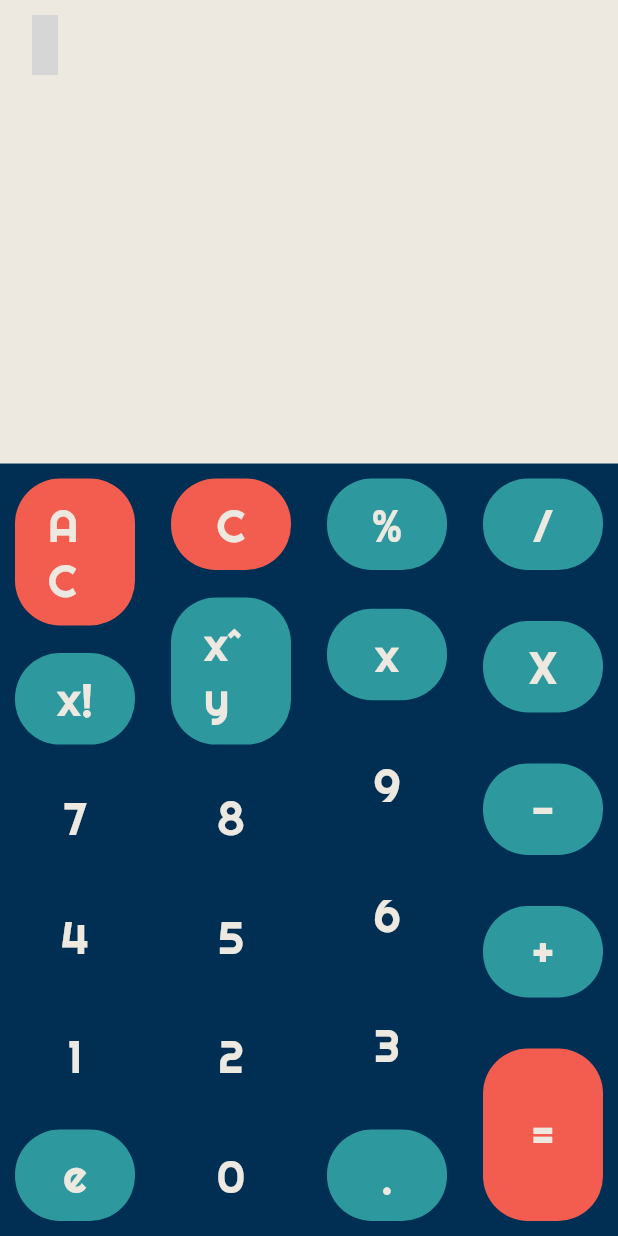
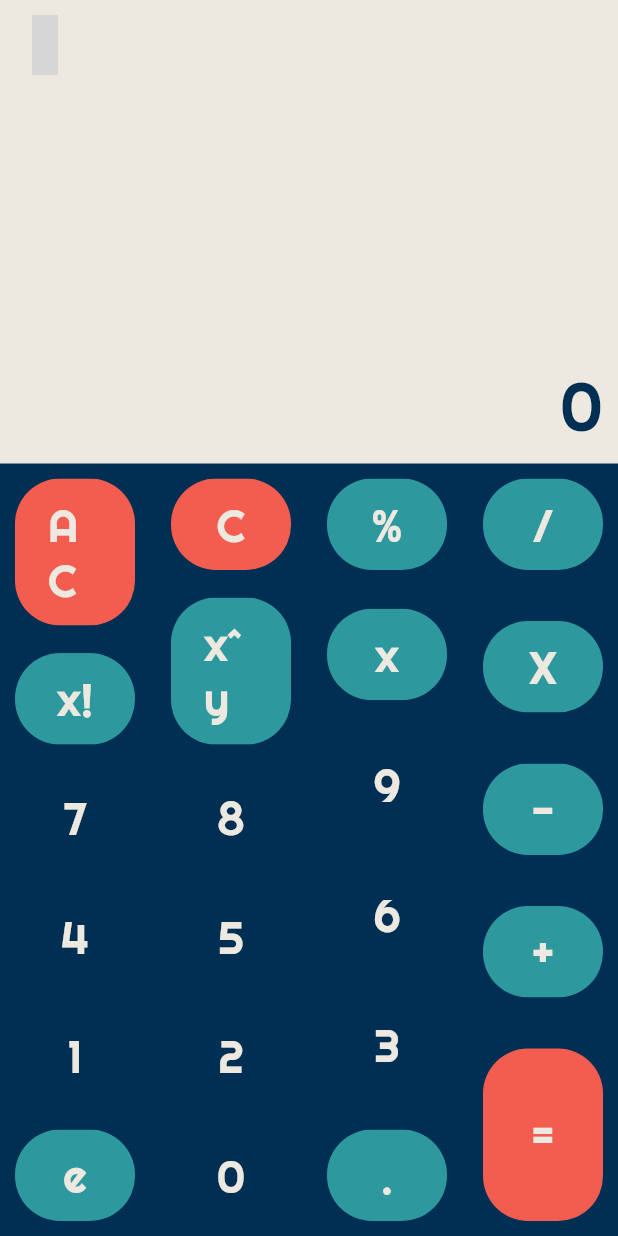
Before and after one commit to coffeekillsbugs/material_calculator, a Flutter app: the screen it shows after launch, on a phone screen of 412 x 824 dp. Run offline on Flutter 3.47's test engine with Material 2 defaults, Android fonts, the light colour scheme and no system bars; our stand-ins replace material_design_icons_flutter; grey boxes are pictures that could not be loaded.

```diff
--- a/lib/Screens/calculator.dart
+++ b/lib/Screens/calculator.dart
@@ -8,6 +8,8 @@ class Calculator extends StatefulWidget {
 }
 
 class _CalculatorState extends State<Calculator> {
+  String displayText = '0';
+
   @override
   Widget build(BuildContext context) {
     return MaterialApp(
@@ -30,12 +32,22 @@ class _CalculatorState extends State<Calculator> {
                       top: MediaQuery.of(context).padding.vertical + 10,
                       left: 10.0,
                       right: 10.0,
+                      bottom: 10.0,
                     ),
-                    child: Column(
-                      children: <Widget>[],
+                    child: Align(
+                      alignment: Alignment.bottomRight,
+                      child: Text(
+                        displayText,
+                        style: TextStyle(
+                          color: baffllingBlue,
+                          fontSize: 45.0,
+                          fontFamily: 'Righteous',
                         ),
                       ),
                     ),
+                  ),
+                ),
+                // * Button layout * //
                 Container(
                   height: MediaQuery.of(context).size.height * 0.625,
                   decoration: BoxDecoration(
@@ -233,35 +245,45 @@ class ColFour extends StatelessWidget {
   }
 }
 
-class Button extends StatelessWidget {
+class Button extends StatefulWidget {
   final parentColor;
   final parentText;
 
   Button({this.parentColor, this.parentText});
 
   @override
+  _ButtonState createState() => _ButtonState();
+}
+
+class _ButtonState extends State<Button> {
+  @override
   Widget build(BuildContext context) {
-    return InkWell(
+    return ClipRRect(
+      borderRadius: BorderRadius.circular(30.0),
+          child: Container(
+        width: 80.0,
+        color: widget.parentColor,
+        child: Material(
+            color: Colors.transparent,
+            child: InkWell(
               splashColor: otherBlue,
               onTap: () {
-        //TODO : Add functioning
+        setState(() {
+          // TODO change 'display text'
+        });
               },
-          child: Container(
-        width: 80.0,
-        decoration: BoxDecoration(
-          color: parentColor,
-          borderRadius: BorderRadius.circular(30.0),
-        ),
               child: Padding(
         padding: EdgeInsets.symmetric(horizontal: 22.0, vertical: 12.0),
         child: Align(
           alignment: Alignment.center,
           child: Text(
-              parentText,
+            widget.parentText,
             style: TextStyle(
               color: notSoWhite,
               fontFamily: 'Righteous',
               fontSize: 30.0,
+            ),
+          ),
         ),
               ),
             ),
```
Lines whose indentation alone changed are shown as unchanged.
